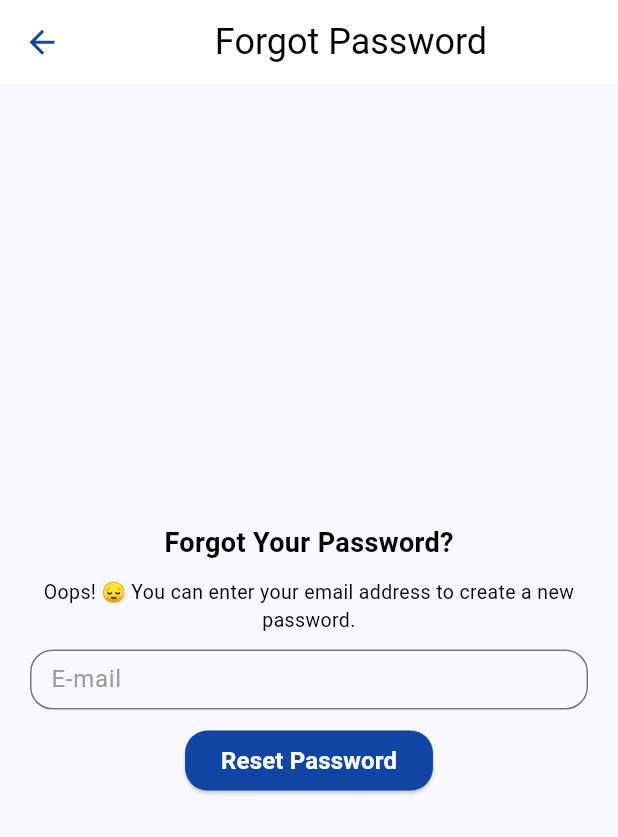
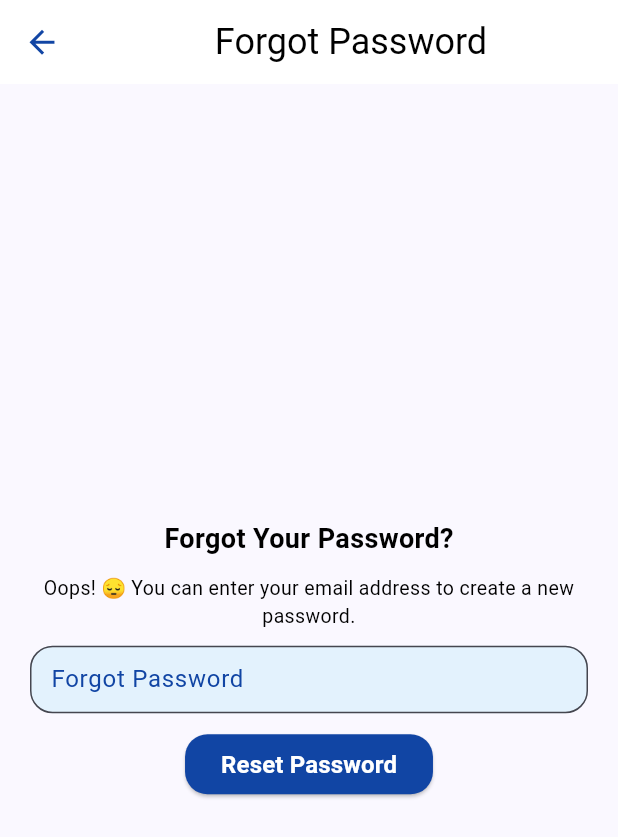
Before and after one commit to Hunvisk/MobilProgramlamaFinal, a Flutter app: the ForgotPassword screen opened by its route, on a phone screen of 412 x 824 dp. Shown: the top 837 px of the screen. Run offline on Flutter 3.47's test engine with Material 3 defaults, Android fonts, the phone set to English and light mode, and no system bars; our stand-ins replace anim_search_bar, animated_text_kit, carousel_slider, dio, flex_color_scheme, flutter_bloc and 9 more; accounts and stored records are empty.

Commit message:
Modifying Language Json File and Adding ChatBot Json Codes

```diff
--- a/flutterfinalproje/assets/lang/en.json
+++ b/flutterfinalproje/assets/lang/en.json
@@ -197,5 +197,17 @@
     "forever_denied_authority": "Forever Denied Authority",
     "provisional": "Provisional",
     "unknown_status": "Unknown Status",
-    "request_authorization": "Request Authorization"
+    "request_authorization": "Request Authorization",
+
+    "user_message": "How can I change my password?",
+    "chatbot_message": "To change your password, log in to your account, then go to account settings or your profile page. You can update your password from there.",
+
+    "user_message1": "How can I reset my password?",
+    "chatbot_message1": "To reset your password, click on the 'forgot my password' link on the login page and follow the instructions to reset your password.",
+
+    "user_message2": "How can I subscribe?",
+    "chatbot_message2": "To subscribe, click on the subscribe button on the VIP Traveler page and follow the subscription process.",
+
+    "user_message3": "What features can I use after subscribing?",
+    "chatbot_message3": "After subscribing, you can enjoy many advantages. I recommend checking out the VIP Traveler page to learn more in detail."
 }
--- a/flutterfinalproje/lib/screens/places_and_routes/routes/selectedroutes.dart
+++ b/flutterfinalproje/lib/screens/places_and_routes/routes/selectedroutes.dart
@@ -1,4 +1,4 @@
-// ignore_for_file: file_names, prefer_const_literals_to_create_immutables, prefer_const_constructors, sized_box_for_whitespace, camel_case_types
+// ignore_for_file: file_names, prefer_const_literals_to_create_immutables, prefer_const_constructors, sized_box_for_whitespace, camel_case_types, library_private_types_in_public_api
 
 import 'package:flutter/material.dart';
 import 'package:flutterfinalproje/desktopScreens/places_and_routes/routes/desktopselectedroutes.dart';
--- a/flutterfinalproje/lib/screens/user/account/forgot_password.dart
+++ b/flutterfinalproje/lib/screens/user/account/forgot_password.dart
@@ -37,15 +37,18 @@ class _ForgotPasswordState extends State<ForgotPassword> {
     switch (device) {
       case (Screen.mobile):
         return AppBar(
-          title: Text(AppLocalizations.of(context).getTranslate("forgot_password")),
+          title: Text(
+              AppLocalizations.of(context).getTranslate("forgot_password")),
         );
       case (Screen.tablet):
         return AppBar(
-          title: Text(AppLocalizations.of(context).getTranslate("forgot_password")),
+          title: Text(
+              AppLocalizations.of(context).getTranslate("forgot_password")),
         );
       case (Screen.desktop):
         return AppBar(
-          title: Text(AppLocalizations.of(context).getTranslate("forgot_password")),
+          title: Text(
+              AppLocalizations.of(context).getTranslate("forgot_password")),
         );
     }
   }
@@ -58,7 +61,9 @@ class _ForgotPasswordState extends State<ForgotPassword> {
     return SafeArea(
       child: Scaffold(
         backgroundColor: Theme.of(context).colorScheme.background,
-        appBar: MyAppBar(title: AppLocalizations.of(context).getTranslate("forgot_password"),),
+        appBar: MyAppBar(
+          title: AppLocalizations.of(context).getTranslate("forgot_password"),
+        ),
         body: drawScreen(),
       ),
     );
@@ -70,26 +75,27 @@ class PasswordPage extends StatelessWidget {
     super.key,
   });
 
-  // AppLocalizations.of(context).getTranslate(""),
-
   void _showSuccessDialog(BuildContext context) {
     showDialog(
       context: context,
       builder: (BuildContext context) {
         return AlertDialog(
           title: Text(
-            AppLocalizations.of(context).getTranslate("password_change_request_title"),
+            AppLocalizations.of(context)
+                .getTranslate("password_change_request_title"),
           ),
           content: Column(
             mainAxisSize: MainAxisSize.min,
             crossAxisAlignment: CrossAxisAlignment.start,
             children: [
               Text(
-                AppLocalizations.of(context).getTranslate("password_change_request_has_been_received"),
+                AppLocalizations.of(context)
+                    .getTranslate("password_change_request_has_been_received"),
               ),
               const Gap(8),
               Text(
-                AppLocalizations.of(context).getTranslate("check_your_mail_account"),
+                AppLocalizations.of(context)
+                    .getTranslate("check_your_mail_account"),
               ),
             ],
           ),
@@ -124,7 +130,8 @@ class PasswordPage extends StatelessWidget {
           ),
           const Gap(10),
           Text(
-            AppLocalizations.of(context).getTranslate("forgot_password_description"),
+            AppLocalizations.of(context)
+                .getTranslate("forgot_password_description"),
             style: const TextStyle(
               fontSize: 13,
             ),
@@ -132,13 +139,13 @@ class PasswordPage extends StatelessWidget {
           ),
           const Gap(10),
           SizedBox(
-            height: 40, // TextField'ın yüksekliğini ayarını yaptım
+            height: 45, // TextField'ın yüksekliğini ayarını yaptım
             child: TextField(
-              style: const TextStyle(fontSize: 14), // Metin boyutunu küçültmek için bu satır eklendi
               decoration: InputDecoration(
-                labelText: AppLocalizations.of(context).getTranslate("email"),
-                filled: false,
-                fillColor: Theme.of(context).colorScheme.surface,
+                labelText: AppLocalizations.of(context)
+                    .getTranslate("forgot_password"),
+                filled: true,
+                fillColor: Theme.of(context).secondaryHeaderColor,
                 border: OutlineInputBorder(
                   borderRadius: BorderRadius.circular(15),
                 ),
@@ -146,11 +153,11 @@ class PasswordPage extends StatelessWidget {
                     top: 10.0, bottom: 10.0, left: 10.0, right: 5.0),
                 focusedBorder: OutlineInputBorder(
                   borderRadius: BorderRadius.circular(15),
-                  borderSide: const BorderSide(color: Colors.black),
+                  borderSide:
+                      BorderSide(color: Theme.of(context).colorScheme.primary),
                 ),
-                labelStyle: const TextStyle(
-                  color: Color.fromRGBO(155, 154, 154, 1),
-                ),
+                labelStyle:
+                    TextStyle(color: Theme.of(context).colorScheme.primary),
               ),
               cursorColor: Colors.black, // Yazma imleci rengi
             ),
@@ -161,7 +168,8 @@ class PasswordPage extends StatelessWidget {
               _showSuccessDialog(context);
             },
             style: ElevatedButton.styleFrom(
-              backgroundColor: Theme.of(context).primaryColor, // Tema rengi, // Buton rengi
+              backgroundColor:
+                  Theme.of(context).primaryColor, // Tema rengi, // Buton rengi
               shape: RoundedRectangleBorder(
                 borderRadius: BorderRadius.circular(15),
               ),
@@ -169,10 +177,10 @@ class PasswordPage extends StatelessWidget {
             child: Text(
               AppLocalizations.of(context).getTranslate("reset_password"),
               style: Theme.of(context).textTheme.button!.copyWith(
-                fontSize: 16,
-                fontWeight: FontWeight.bold,
-                color: Colors.white,
-              ),
+                    fontSize: 16,
+                    fontWeight: FontWeight.bold,
+                    color: Colors.white,
+                  ),
             ),
           ),
         ],
--- a/flutterfinalproje/lib/widgets/placescontainerdesign.dart
+++ b/flutterfinalproje/lib/widgets/placescontainerdesign.dart
@@ -1,4 +1,4 @@
-// ignore_for_file: prefer_const_constructors, use_key_in_widget_constructors, non_constant_identifier_names, sized_box_for_whitespace
+// ignore_for_file: prefer_const_constructors, use_key_in_widget_constructors, non_constant_identifier_names, sized_box_for_whitespace, unused_element
 
 import 'package:flutter/material.dart';
 import 'package:gap/gap.dart';
```
Also changed, not shown: flutterfinalproje/assets/chatbot/dialog.json (+8 -8 lines), flutterfinalproje/assets/lang/de.json (+14 -1 lines), flutterfinalproje/assets/lang/es.json (+13 -1 lines), flutterfinalproje/assets/lang/fr.json (+12 -1 lines), flutterfinalproje/assets/lang/ru.json (+13 -1 lines), flutterfinalproje/assets/lang/tr.json (+12 -1 lines), flutterfinalproje/lib/screens/user/login.dart (+24 -22 lines), flutterfinalproje/lib/screens/user/profile/achievements.dart (+4 -6 lines), flutterfinalproje/lib/screens/user/profile/photographs.dart (+5 -6 lines), flutterfinalproje/lib/screens/user/profile/usercomments.dart (+11 -11 lines), flutterfinalproje/lib/screens/user/register.dart (+69 -36 lines), flutterfinalproje/assets/images/achievements/rozet.jpeg (deleted), flutterfinalproje/assets/images/achievements/rozet.png (added).
